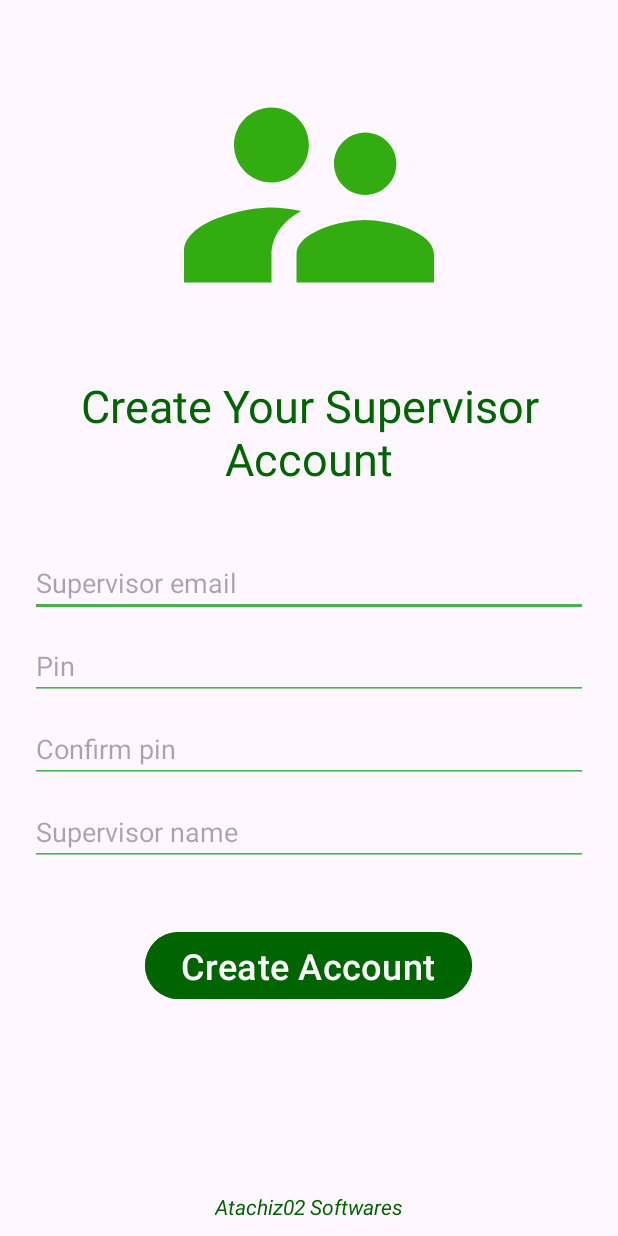
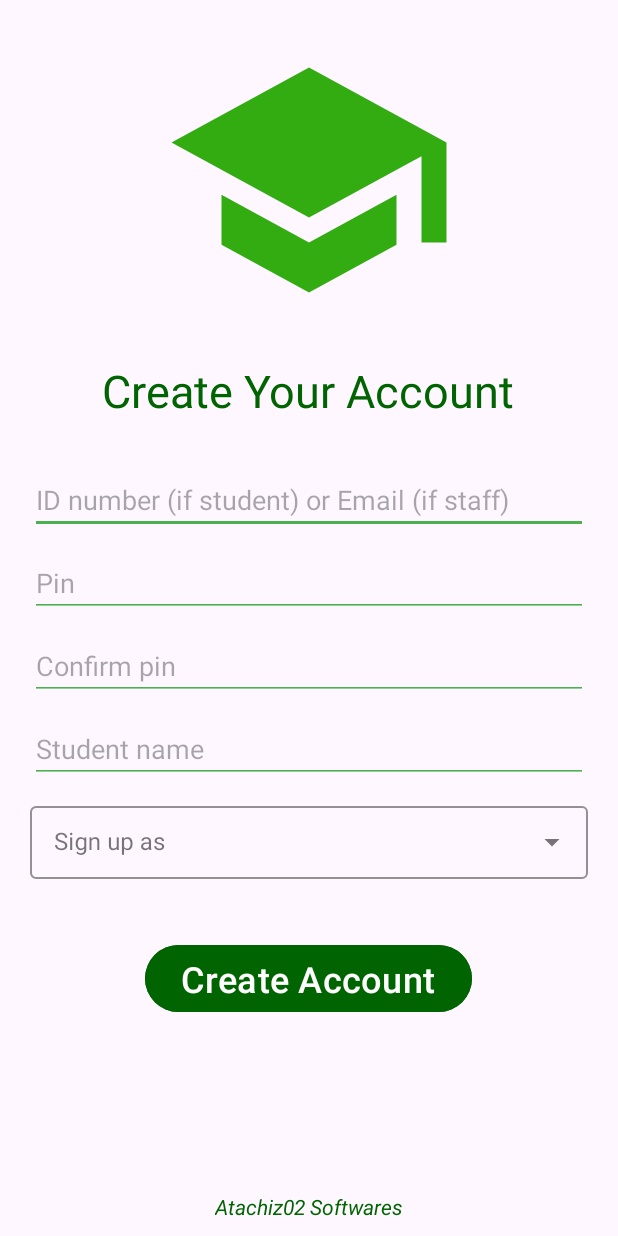
Before and after one commit to Atachiz02Softwares/ProjectManagement, an Android app: the SignUpActivity screen opened directly, with no data from a screen before it, on a phone screen of 412 x 824 dp. Run offline under Robolectric (Android 15) with nearby library versions, the phone set to English and light mode, and no system bars.

Commit message:
signup successful

```diff
--- a/app/src/main/java/morpheus/softwares/projectmanagement/activities/SupervisorSignUpActivity.java
+++ b/app/src/main/java/morpheus/softwares/projectmanagement/activities/SignUpActivity.java
@@ -3,6 +3,8 @@ package morpheus.softwares.projectmanagement.activities;
 import android.content.Intent;
 import android.os.Bundle;
 import android.text.TextUtils;
+import android.widget.ArrayAdapter;
+import android.widget.AutoCompleteTextView;
 import android.widget.Button;
 import android.widget.EditText;
 import android.widget.Toast;
@@ -14,25 +16,32 @@ import morpheus.softwares.projectmanagement.models.Database;
 import morpheus.softwares.projectmanagement.models.Links;
 import morpheus.softwares.projectmanagement.models.Users;
 
-public class SupervisorSignUpActivity extends AppCompatActivity {
+public class SignUpActivity extends AppCompatActivity {
+    private final String[] ROLES = new Links(SignUpActivity.this).getRoles();
     EditText idNum, pinCode, confirmPinCode, studentName;
+    AutoCompleteTextView role;
+    ArrayAdapter<String> roleAdapter;
     Button createAccount;
     Database database;
 
     @Override
     protected void onCreate(Bundle savedInstanceState) {
         super.onCreate(savedInstanceState);
-        setContentView(R.layout.activity_supervisor_sign_up);
+        setContentView(R.layout.activity_sign_up);
 
-        idNum = findViewById(R.id.supervisorSignupEmail);
-        pinCode = findViewById(R.id.supervisorSignupPin);
-        confirmPinCode = findViewById(R.id.supervisorSignupConfirmPin);
-        studentName = findViewById(R.id.supervisorSignupName);
-        createAccount = findViewById(R.id.supervisorSignupCreateAccount);
+        idNum = findViewById(R.id.signUpID);
+        pinCode = findViewById(R.id.signUpPin);
+        confirmPinCode = findViewById(R.id.signUpConfirmPin);
+        studentName = findViewById(R.id.signUpName);
+        role = findViewById(R.id.signUpAs);
+        createAccount = findViewById(R.id.signUpCreateAccount);
 
-        database = new Database(SupervisorSignUpActivity.this);
+        roleAdapter = new ArrayAdapter<>(this, R.layout.list_items, ROLES);
+        role.setAdapter(roleAdapter);
 
-        String role = "supervisor";
+        database = new Database(SignUpActivity.this);
+
+        String signUpAs = String.valueOf(role.getText());
 
         createAccount.setOnClickListener(v -> {
             String idNumber = String.valueOf(idNum.getText()).trim();
@@ -41,14 +50,14 @@ public class SupervisorSignUpActivity extends AppCompatActivity {
             String name = String.valueOf(studentName.getText()).trim();
 
             if (TextUtils.isEmpty(pin) || TextUtils.isEmpty(confirmPin) || TextUtils.isEmpty(idNumber) || TextUtils.isEmpty(name)) {
-                Toast.makeText(SupervisorSignUpActivity.this, "No field should be empty!", Toast.LENGTH_SHORT).show();
+                Toast.makeText(SignUpActivity.this, "No field should be empty!", Toast.LENGTH_SHORT).show();
             } else if (!TextUtils.equals(pin, confirmPin)) {
-                Toast.makeText(SupervisorSignUpActivity.this, "Pins must be the same!", Toast.LENGTH_SHORT).show();
+                Toast.makeText(SignUpActivity.this, "Pins must be the same!", Toast.LENGTH_SHORT).show();
             } else {
-                Users user = new Users(idNumber, pin, name, role);
+                Users user = new Users(idNumber, pin, name, signUpAs);
                 database.insertUser(user);
-                new Links(SupervisorSignUpActivity.this).setStatus(role);
-                startActivity(new Intent(SupervisorSignUpActivity.this, SupervisorActivity.class));
+                new Links(SignUpActivity.this).setStatus(signUpAs);
+                startActivity(new Intent(SignUpActivity.this, StudentActivity.class));
                 finish();
             }
         });
--- a/app/src/main/java/morpheus/softwares/projectmanagement/models/Links.java
+++ b/app/src/main/java/morpheus/softwares/projectmanagement/models/Links.java
@@ -6,12 +6,15 @@ import android.content.Context;
 import android.content.SharedPreferences;
 
 public class Links {
-    String[] areas = {"Artificial Intelligence", "Software Engineering", "Game Design", "Networking",
+    protected final Context context;
+    private final String[] areas = {"Artificial Intelligence", "Software Engineering", "Game " +
+            "Design",
+            "Networking",
             "Multimedia Technology", "Cyber Security", "Data Science", "Programming Languages",
             "Soft Computing", "Machine Learning", "Data structures & Algorithms", "Computer Hardware",
             "Medical Informatics", "Cloud Computing", "Game Design", "Data Mining", "Information " +
             "& Communication Technology", "Computer Vision", "Natural Language Processing"};
-    Context context;
+    private final String[] roles = {"student", "supervisor", "coordinator"};
 
     public Links(Context context) {
         this.context = context;
@@ -22,6 +25,13 @@ public class Links {
      */
     public String[] getAreas() {
         return areas;
+    }
+
+    /**
+     * Returns the list of available roles of to be signed up as
+     */
+    public String[] getRoles() {
+        return roles;
     }
 
     /**
--- a/app/src/main/res/layout/activity_student_sign_up.xml
+++ b/app/src/main/res/layout/activity_sign_up.xml
@@ -1,54 +1,55 @@
 <?xml version="1.0" encoding="utf-8"?>
 <RelativeLayout xmlns:android="http://schemas.android.com/apk/res/android"
+    xmlns:app="http://schemas.android.com/apk/res-auto"
     xmlns:tools="http://schemas.android.com/tools"
-    android:id="@+id/studentSignup"
+    android:id="@+id/signUp"
     android:layout_width="match_parent"
     android:layout_height="match_parent"
     android:padding="10dp"
-    tools:context=".activities.StudentSignUpActivity">
+    tools:context=".activities.SignUpActivity">
 
     <ImageView
-        android:id="@+id/studentSignupIcon"
+        android:id="@+id/signUpIcon"
         android:layout_width="200dp"
         android:layout_height="200dp"
         android:layout_centerHorizontal="true"
-        android:layout_marginTop="20dp"
+        android:layout_marginTop="10dp"
         android:contentDescription="@string/todo"
         android:src="@drawable/baseline_school_24" />
 
     <TextView
-        android:id="@+id/studentSignupTitle"
+        android:id="@+id/signUpTitle"
         android:layout_width="wrap_content"
         android:layout_height="wrap_content"
-        android:layout_below="@id/studentSignupIcon"
+        android:layout_below="@id/signUpIcon"
         android:layout_centerHorizontal="true"
         android:layout_marginTop="20dp"
-        android:text="@string/student_account"
+        android:text="@string/account"
         android:textAlignment="center"
         android:textColor="@color/darkGreen"
         android:textSize="30sp" />
 
     <LinearLayout
-        android:id="@+id/studentSignupLinearLayout"
+        android:id="@+id/signUpLinearLayout"
         android:layout_width="match_parent"
         android:layout_height="wrap_content"
-        android:layout_below="@id/studentSignupTitle"
-        android:layout_marginTop="30dp"
+        android:layout_below="@id/signUpTitle"
+        android:layout_marginTop="20dp"
         android:orientation="vertical"
         android:padding="10dp">
 
         <EditText
-            android:id="@+id/studentSignupID"
+            android:id="@+id/signUpID"
             android:layout_width="match_parent"
             android:layout_height="wrap_content"
             android:autofillHints="username"
             android:backgroundTint="@color/green"
-            android:hint="Student ID number"
-            android:inputType="text"
+            android:hint="ID number (if student) or Email (if staff)"
+            android:inputType="textEmailAddress"
             android:maxLines="1" />
 
         <EditText
-            android:id="@+id/studentSignupPin"
+            android:id="@+id/signUpPin"
             android:layout_width="match_parent"
             android:layout_height="wrap_content"
             android:layout_marginTop="10dp"
@@ -58,7 +59,7 @@
             android:inputType="numberPassword" />
 
         <EditText
-            android:id="@+id/studentSignupConfirmPin"
+            android:id="@+id/signUpConfirmPin"
             android:layout_width="match_parent"
             android:layout_height="wrap_content"
             android:layout_marginTop="10dp"
@@ -68,7 +69,7 @@
             android:inputType="numberPassword" />
 
         <EditText
-            android:id="@+id/studentSignupName"
+            android:id="@+id/signUpName"
             android:layout_width="match_parent"
             android:layout_height="wrap_content"
             android:layout_marginTop="10dp"
@@ -77,17 +78,36 @@
             android:hint="Student name"
             android:inputType="textPersonName" />
 
+        <com.google.android.material.textfield.TextInputLayout
+            android:id="@+id/signUpRole"
+            style="@style/Widget.MaterialComponents.TextInputLayout.OutlinedBox.Dense.ExposedDropdownMenu"
+            android:layout_width="match_parent"
+            android:layout_height="wrap_content"
+            android:layout_marginTop="10dp"
+            android:hint="Sign up as"
+            app:boxStrokeColor="@color/green"
+            app:boxStrokeWidth="1dp">
+
+            <AutoCompleteTextView
+                android:id="@+id/signUpAs"
+                android:layout_width="match_parent"
+                android:layout_height="match_parent"
+                android:inputType="none" />
+
+        </com.google.android.material.textfield.TextInputLayout>
+
     </LinearLayout>
 
     <Button
-        android:id="@+id/studentSignupCreateAccount"
+        android:id="@+id/signUpCreateAccount"
         android:layout_width="wrap_content"
         android:layout_height="wrap_content"
-        android:layout_below="@+id/studentSignupLinearLayout"
+        android:layout_below="@+id/signUpLinearLayout"
         android:layout_centerHorizontal="true"
         android:layout_marginTop="30dp"
         android:backgroundTint="@color/darkGreen"
         android:text="@string/create_account"
+        android:textColor="@color/white"
         android:textSize="24sp" />
 
     <TextView
--- a/app/src/main/res/layout/activity_supervisor_sign_up.xml
+++ /dev/null
@@ -1,103 +0,0 @@
-<?xml version="1.0" encoding="utf-8"?>
-<RelativeLayout xmlns:android="http://schemas.android.com/apk/res/android"
-    xmlns:tools="http://schemas.android.com/tools"
-    android:id="@+id/supervisorSignup"
-    android:layout_width="match_parent"
-    android:layout_height="match_parent"
-    android:padding="10dp"
-    tools:context=".activities.StudentSignUpActivity">
-
-    <ImageView
-        android:id="@+id/supervisorSignupIcon"
-        android:layout_width="200dp"
-        android:layout_height="200dp"
-        android:layout_centerHorizontal="true"
-        android:layout_marginTop="20dp"
-        android:src="@drawable/baseline_supervisor_account_24"
-        android:contentDescription="@string/todo" />
-
-    <TextView
-        android:id="@+id/supervisorSignupTitle"
-        android:layout_width="wrap_content"
-        android:layout_height="wrap_content"
-        android:layout_below="@id/supervisorSignupIcon"
-        android:layout_centerHorizontal="true"
-        android:layout_marginTop="20dp"
-        android:text="Create Your Supervisor Account"
-        android:textAlignment="center"
-        android:textColor="@color/darkGreen"
-        android:textSize="30sp" />
-
-    <LinearLayout
-        android:id="@+id/supervisorSignupLinearLayout"
-        android:layout_width="match_parent"
-        android:layout_height="wrap_content"
-        android:layout_below="@id/supervisorSignupTitle"
-        android:layout_marginTop="30dp"
-        android:orientation="vertical"
-        android:padding="10dp">
-
-        <EditText
-            android:id="@+id/supervisorSignupEmail"
-            android:layout_width="match_parent"
-            android:layout_height="wrap_content"
-            android:backgroundTint="@color/green"
-            android:hint="Supervisor email"
-            android:inputType="textEmailAddress"
-            android:maxLines="1"
-            android:autofillHints="emailAddress" />
-
-        <EditText
-            android:id="@+id/supervisorSignupPin"
-            android:layout_width="match_parent"
-            android:layout_height="wrap_content"
-            android:layout_marginTop="10dp"
-            android:backgroundTint="@color/green"
-            android:hint="Pin"
-            android:inputType="numberPassword"
-            android:autofillHints="password" />
-
-        <EditText
-            android:id="@+id/supervisorSignupConfirmPin"
-            android:layout_width="match_parent"
-            android:layout_height="wrap_content"
-            android:layout_marginTop="10dp"
-            android:backgroundTint="@color/green"
-            android:hint="Confirm pin"
-            android:inputType="numberPassword"
-            android:autofillHints="password" />
-
-        <EditText
-            android:id="@+id/supervisorSignupName"
-            android:layout_width="match_parent"
-            android:layout_height="wrap_content"
-            android:layout_marginTop="10dp"
-            android:backgroundTint="@color/green"
-            android:hint="Supervisor name"
-            android:inputType="textPersonName"
-            android:autofillHints="name" />
-
-    </LinearLayout>
-
-    <Button
-        android:id="@+id/supervisorSignupCreateAccount"
-        android:layout_width="wrap_content"
-        android:layout_height="wrap_content"
-        android:layout_below="@+id/supervisorSignupLinearLayout"
-        android:layout_centerHorizontal="true"
-        android:layout_marginTop="30dp"
-        android:backgroundTint="@color/darkGreen"
-        android:text="@string/create_account"
-        android:textSize="24sp" />
-
-    <TextView
-        android:layout_width="wrap_content"
-        android:layout_height="wrap_content"
-        android:layout_alignParentBottom="true"
-        android:layout_centerHorizontal="true"
-        android:text="@string/atachiz02_softwares"
-        android:textColor="@color/darkGreen"
-        android:textSize="14sp"
-        android:textStyle="italic" />
-
-</RelativeLayout>
--- a/app/src/main/res/values-night/strings.xml
+++ b/app/src/main/res/values-night/strings.xml
@@ -2,10 +2,8 @@
 <resources>
     <string name="atachiz02_softwares">Atachiz02 Softwares</string>
     <string name="title">Student Project Management System</string>
-    <string name="student">Proceed as Student</string>
-    <string name="supervisor">Proceed as Supervisor</string>
-    <string name="proceed_as_coordinator">Proceed as Coordinator</string>
-    <string name="student_account">Create Your Student Account</string>
+    <string name="student">Proceed to Sign Up</string>
+    <string name="account">Create Your Account</string>
     <string name="todo">TODO</string>
     <string name="create_account">Create Account</string>
 </resources>
--- a/app/src/main/res/values/strings.xml
+++ b/app/src/main/res/values/strings.xml
@@ -2,10 +2,8 @@
     <string name="app_name">Project Management</string>
     <string name="atachiz02_softwares">Atachiz02 Softwares</string>
     <string name="title">Student Project Management System</string>
-    <string name="student">Proceed as Student</string>
-    <string name="supervisor">Proceed as Supervisor</string>
-    <string name="proceed_as_coordinator">Proceed as Coordinator</string>
-    <string name="student_account">Create Your Student Account</string>
+    <string name="student">Proceed to Sign Up</string>
+    <string name="account">Create Your Account</string>
     <string name="todo">TODO</string>
     <string name="create_account">Create Account</string>
 </resources>
```
Also changed, not shown: app/src/main/AndroidManifest.xml (+1 -7 lines), app/src/main/java/morpheus/softwares/projectmanagement/activities/CoordinatorSignUpActivity.java (deleted, +0 -16 lines), app/src/main/java/morpheus/softwares/projectmanagement/activities/MainActivity.java (+4 -14 lines), app/src/main/java/morpheus/softwares/projectmanagement/activities/StudentSignUpActivity.java (deleted, +0 -56 lines), app/src/main/res/layout/activity_coordinator_sign_up.xml (deleted, +0 -9 lines), app/src/main/res/layout/activity_main.xml (+6 -24 lines).
